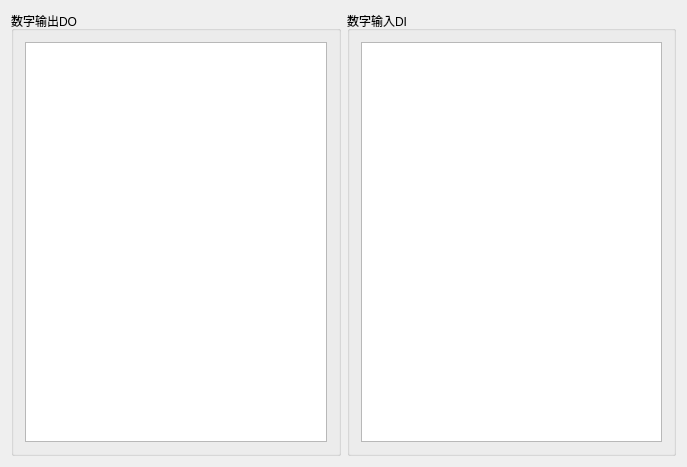
Qt form GTSSimpleController/Widget/IOWidget.ui (whisper512/GTS) before a commit.
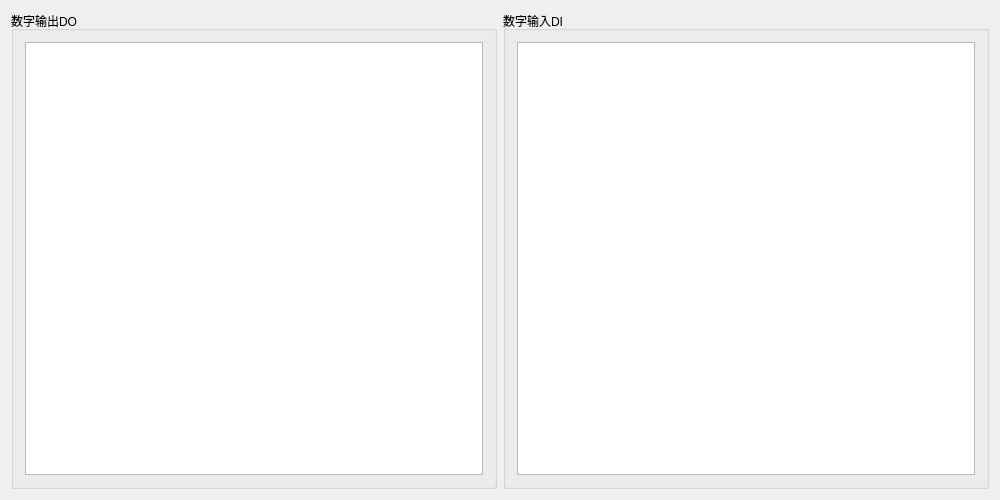
The same form after that commit.

Commit message: 调整界面大小

What changed in the file:
```diff
--- a/GTSSimpleController/Widget/IOWidget.ui
+++ b/GTSSimpleController/Widget/IOWidget.ui
@@ -6,8 +6,8 @@
    <rect>
     <x>0</x>
     <y>0</y>
-    <width>687</width>
-    <height>467</height>
+    <width>1000</width>
+    <height>500</height>
    </rect>
   </property>
   <property name="windowTitle">
```
The commit also changes 6 other files.
